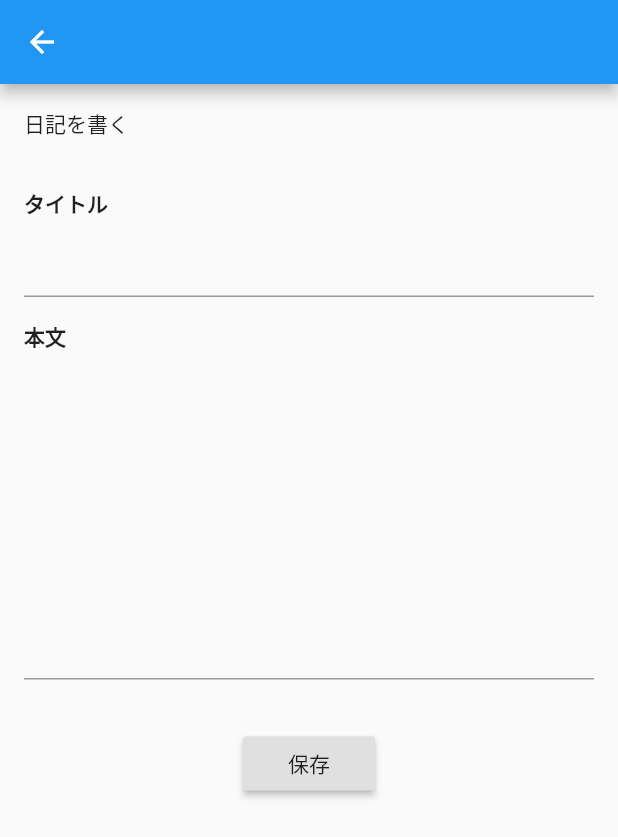
After one commit to chooyan-eng/flutter_awesome_diary, a Flutter app: the CreateDiary screen opened directly, on a phone screen of 412 x 824 dp. The commit adds this screen. Shown: the top 837 px of the screen. Run offline on Flutter 3.47's test engine with Material 2 defaults, Android fonts, the phone set to English and light mode, and no system bars.

Commit message:
3-3まで

```diff
--- /dev/null
+++ b/lib/create_diary.dart
@@ -0,0 +1,46 @@
+import 'package:flutter/material.dart';
+
+class CreateDiary extends StatelessWidget {
+  @override
+  Widget build(BuildContext context) {
+    return Scaffold(
+      appBar: AppBar(),
+      body: Padding(
+        padding: const EdgeInsets.all(16),
+        child: Column(
+          crossAxisAlignment: CrossAxisAlignment.start,
+          children: <Widget>[
+            Text('日記を書く'),
+            const SizedBox(height: 32),
+            Text(
+              'タイトル',
+              style: TextStyle(
+                fontWeight: FontWeight.bold,
+              ),
+            ),
+            const SizedBox(height: 4),
+            TextField(),
+            const SizedBox(height: 16),
+            Text(
+              '本文',
+              style: TextStyle(
+                fontWeight: FontWeight.bold,
+              ),
+            ),
+            const SizedBox(height: 4),
+            TextField(
+              maxLines: 10,
+            ),
+            const SizedBox(height: 32),
+            Center(
+              child: RaisedButton(
+                child: Text('保存'),
+                onPressed: () {},
+              ),
+            ),
+          ],
+        ),
+      ),
+    );
+  }
+}
--- a/lib/diary_list.dart
+++ b/lib/diary_list.dart
@@ -16,7 +16,9 @@ class _DiaryListState extends State<DiaryList> {
 
   @override
   Widget build(BuildContext context) {
-    return ListView.builder(
+    return Scaffold(
+      appBar: AppBar(),
+      body: ListView.builder(
         itemCount: _diaryList.length,
         itemBuilder: (context, index) => InkWell(
           onTap: () {
@@ -26,6 +28,7 @@ class _DiaryListState extends State<DiaryList> {
             diary: _diaryList[index],
           ),
         ),
+      ),
     );
   }
 }
```
Also changed, not shown: lib/diary_detail.dart (added, +34 -0 lines), lib/main.dart (+3 -4 lines). Lines whose indentation alone changed are shown as unchanged.
